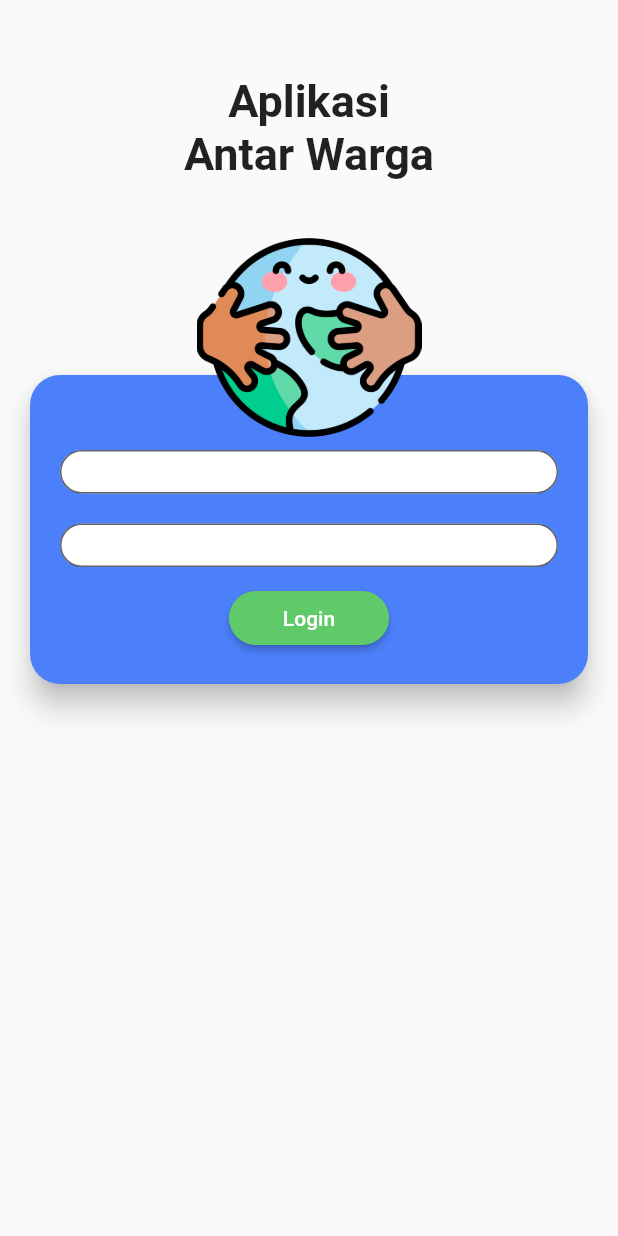
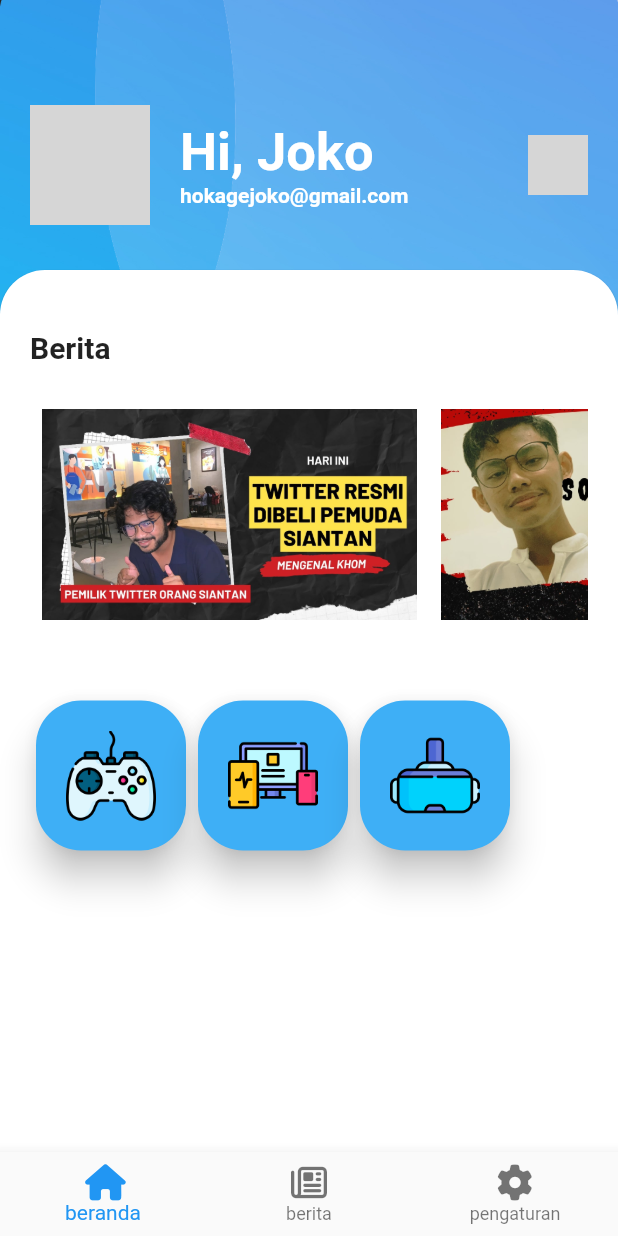
Before and after one commit to khom12210556/12210556-project2, a Flutter app: the screen it shows after launch, after a tap on "Login", on a phone screen of 412 x 824 dp. Run offline on Flutter 3.47's test engine with Material 2 defaults, Android fonts, the phone set to English and light mode, and no system bars; our stand-ins replace font_awesome_flutter; grey boxes are pictures that could not be loaded.

Commit message:
dashboard

```diff
--- a/lib/main.dart
+++ b/lib/main.dart
@@ -1,3 +1,4 @@
+import 'package:antarjak/views/dashboard_view.dart';
 import 'package:antarjak/views/login_view.dart';
 import 'package:flutter/material.dart';
 
--- /dev/null
+++ b/lib/views/dashboard_view.dart
@@ -0,0 +1,222 @@
+import 'package:flutter/material.dart';
+import 'package:font_awesome_flutter/font_awesome_flutter.dart';
+
+class DashboardView extends StatelessWidget {
+  const DashboardView({super.key});
+
+  @override
+  Widget build(BuildContext context) {
+    return Scaffold(
+      bottomNavigationBar: BottomNavigationBar(items: [
+        BottomNavigationBarItem(
+            icon: Icon(FontAwesomeIcons.house), label: 'beranda'),
+        BottomNavigationBarItem(
+            icon: Icon(FontAwesomeIcons.newspaper), label: 'berita'),
+        BottomNavigationBarItem(
+            icon: Icon(FontAwesomeIcons.gear), label: 'pengaturan'),
+      ]),
+      body: Stack(
+        children: [
+          Image.asset(
+            'assets/background.jpg',
+            width: double.infinity,
+            fit: BoxFit.cover,
+          ),
+          profilpengguna(),
+          Padding(
+            padding: const EdgeInsets.only(
+              top: 180,
+              bottom: 0,
+            ),
+            child: Card(
+              shape: RoundedRectangleBorder(
+                  borderRadius: BorderRadius.only(
+                      topLeft: Radius.circular(30),
+                      topRight: Radius.circular(30))),
+              margin: EdgeInsets.zero,
+              child: Container(
+                width: double.infinity,
+                child: Padding(
+                  padding: const EdgeInsets.fromLTRB(20, 0, 20, 0),
+                  child: Column(
+                    crossAxisAlignment: CrossAxisAlignment.start,
+                    children: [
+                      SizedBox(
+                        height: 40,
+                      ),
+                      labelBerita(),
+                      listBerita(),
+                      SizedBox(
+                        height: 20,
+                      ),
+                      listMenu()
+                    ],
+                  ),
+                ),
+              ),
+            ),
+          ),
+        ],
+      ),
+    );
+  }
+}
+
+class listMenu extends StatelessWidget {
+  const listMenu({
+    super.key,
+  });
+
+  @override
+  Widget build(BuildContext context) {
+    return Wrap(
+      children: [
+        TombolMenu(
+          namaasset: 'assets/icon1.png',
+        ),
+        TombolMenu(
+          namaasset: 'assets/icon3.png',
+        ),
+        TombolMenu(
+          namaasset: 'assets/icon4.png',
+        ),
+      ],
+    );
+  }
+}
+
+class TombolMenu extends StatelessWidget {
+  final String? namaasset;
+  const TombolMenu({super.key, required this.namaasset});
+
+  @override
+  Widget build(BuildContext context) {
+    return Card(
+      color: Color.fromARGB(255, 62, 175, 246),
+      elevation: 10,
+      shape: RoundedRectangleBorder(borderRadius: BorderRadius.circular(30)),
+      child: Padding(
+        padding: EdgeInsets.all(20),
+        child: Image.asset(
+          namaasset!,
+          width: 60,
+        ),
+      ),
+    );
+  }
+}
+
+class listBerita extends StatelessWidget {
+  const listBerita({
+    super.key,
+  });
+
+  @override
+  Widget build(BuildContext context) {
+    return Container(
+      width: double.infinity,
+      height: 200,
+      child: ListView(
+        scrollDirection: Axis.horizontal,
+        children: [
+          ItemBerita(
+            alamatAsset: 'assets/berita1.jpg',
+          ),
+          ItemBerita(
+            alamatAsset: 'assets/berita2.jpg',
+          ),
+          ItemBerita(
+            alamatAsset: 'assets/berita3.jpg',
+          ),
+          ItemBerita(),
+        ],
+      ),
+    );
+  }
+}
+
+class ItemBerita extends StatelessWidget {
+  final String? alamatAsset;
+  const ItemBerita({super.key, this.alamatAsset});
+
+  @override
+  Widget build(BuildContext context) {
+    return Padding(
+      padding: const EdgeInsets.all(8.0),
+      child: Image.asset(
+        alamatAsset ?? 'assets/noimage.jpg',
+        height: 150,
+        width: 250,
+      ),
+    );
+  }
+}
+
+class labelBerita extends StatelessWidget {
+  const labelBerita({
+    super.key,
+  });
+
+  @override
+  Widget build(BuildContext context) {
+    return Text(
+      'Berita',
+      style: TextStyle(fontSize: 20, fontWeight: FontWeight.bold),
+    );
+  }
+}
+
+class profilpengguna extends StatelessWidget {
+  const profilpengguna({
+    super.key,
+  });
+
+  @override
+  Widget build(BuildContext context) {
+    return Padding(
+      padding: const EdgeInsets.fromLTRB(20, 70, 20, 0),
+      child: Row(
+        children: [
+          ClipRRect(
+              borderRadius: BorderRadius.circular(200),
+              child: Image.asset(
+                'profil.jpg',
+                width: 80,
+                height: 80,
+                fit: BoxFit.cover,
+              )),
+          SizedBox(
+            width: 20,
+          ),
+          Expanded(
+            child: Column(
+              mainAxisSize: MainAxisSize.min,
+              crossAxisAlignment: CrossAxisAlignment.start,
+              children: [
+                Text(
+                  'Hi, Joko',
+                  style: TextStyle(
+                    fontSize: 35,
+                    fontWeight: FontWeight.bold,
+                    color: Colors.white,
+                  ),
+                ),
+                Text(
+                  'hokagejoko@gmail.com',
+                  style: TextStyle(
+                    fontWeight: FontWeight.bold,
+                    color: Colors.white,
+                  ),
+                ),
+              ],
+            ),
+          ),
+          Image.asset(
+            'bell.png',
+            width: 40,
+          ),
+        ],
+      ),
+    );
+  }
+}
--- a/lib/views/login_view.dart
+++ b/lib/views/login_view.dart
@@ -1,3 +1,4 @@
+import 'package:antarjak/views/dashboard_view.dart';
 import 'package:flutter/material.dart';
 
 class LoginView extends StatelessWidget {
@@ -6,6 +7,7 @@ class LoginView extends StatelessWidget {
   @override
   Widget build(BuildContext context) {
     return Scaffold(
+      backgroundColor: Color(0xFFDAF5FF),
       body: SingleChildScrollView(
         child: Column(
           children: [
@@ -15,7 +17,7 @@ class LoginView extends StatelessWidget {
                 CardFormLogin(),
                 Center(
                   child: Image.asset(
-                    'assets/hug.png',
+                    'assets/logo.png',
                     width: 150,
                   ),
                 ),
@@ -39,8 +41,8 @@ class CardFormLogin extends StatelessWidget {
       child: Card(
         elevation: 8,
         margin: EdgeInsets.symmetric(horizontal: 20, vertical: 100),
-        shape: RoundedRectangleBorder(borderRadius: BorderRadius.circular(20)),
-        color: Color.fromARGB(255, 76, 128, 250),
+        shape: RoundedRectangleBorder(borderRadius: BorderRadius.circular(50)),
+        color: Color.fromARGB(255, 87, 196, 255),
         child: Column(
           children: [
             SizedBox(
@@ -67,9 +69,13 @@ class tombolLogin extends StatelessWidget {
   @override
   Widget build(BuildContext context) {
     return ElevatedButton(
-        onPressed: () {},
+        onPressed: () {
+          Navigator.pushReplacement(context, MaterialPageRoute(builder: (bc) {
+            return DashboardView();
+          }));
+        },
         style: ElevatedButton.styleFrom(
-            backgroundColor: Color.fromRGBO(96, 202, 106, 1),
+            backgroundColor: Color.fromRGBO(90, 196, 101, 1),
             shape: RoundedRectangleBorder(
                 borderRadius: BorderRadius.circular(20))),
         child: Padding(
@@ -93,6 +99,7 @@ class inputanlah extends StatelessWidget {
             border: OutlineInputBorder(borderRadius: BorderRadius.circular(20)),
             fillColor: Color.fromARGB(255, 255, 255, 255),
             contentPadding: EdgeInsets.fromLTRB(10, 5, 10, 5),
+            hintText: "Masukin...",
             isDense: true,
             filled: true),
       ),
```
Also changed, not shown: pubspec.yaml (+4 -16 lines), assets/background.jpg (added), assets/bell.png (added), assets/berita1.jpg (added), assets/berita2.jpg (added), assets/berita3.jpg (added), assets/icon1.png (added), assets/icon2.png (added), assets/icon3.png (added), assets/icon4.png (added), assets/logo.png (added), assets/noimage.jpg (added), assets/notification.png (added), assets/profil.jpg (added), 1 more files, 1 other file.
